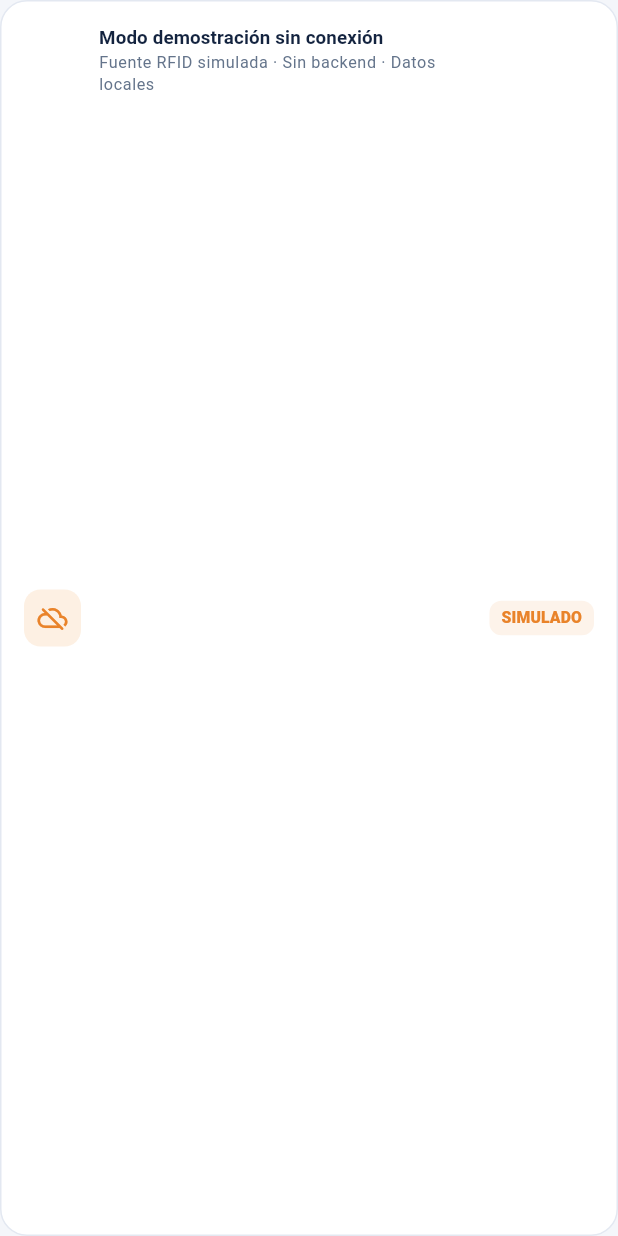
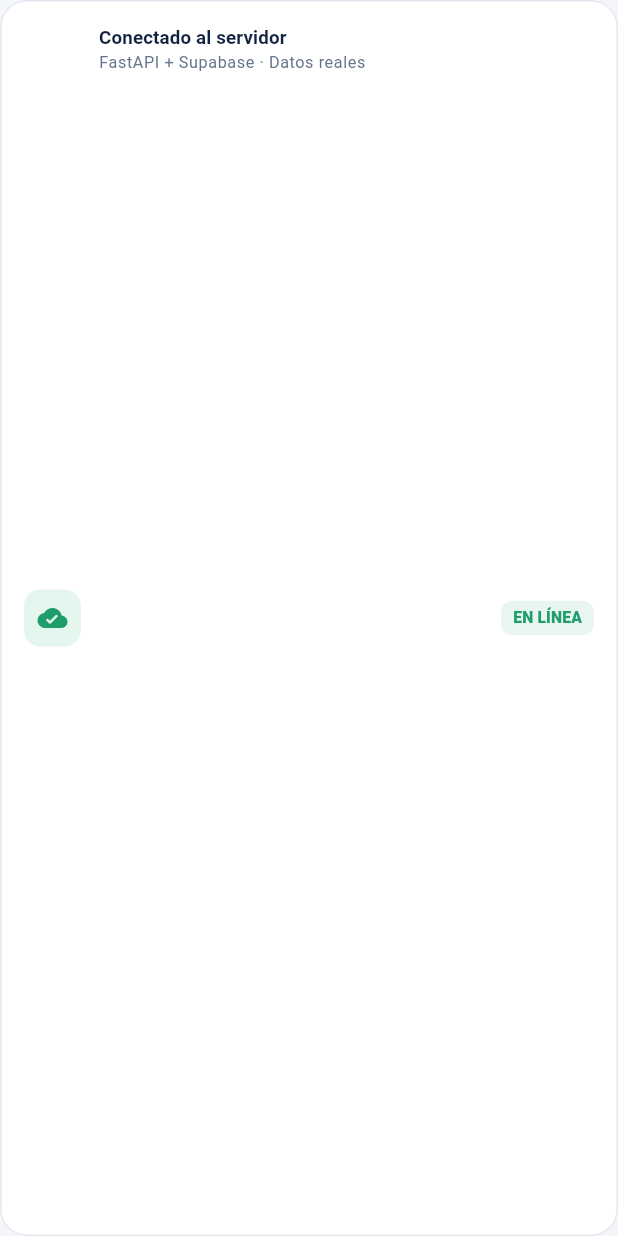
Before and after one commit to guebebraga/AssetTrack, a Flutter app: the _ModeIndicator widget shown alone on an empty page, opened directly, on a phone screen of 412 x 824 dp. Run offline on Flutter 3.47's test engine with Material 3 defaults, Android fonts, the phone set to English and light mode, and no system bars; our stand-ins replace flutter_riverpod, flutter_secure_storage; accounts and stored records are empty; network calls fail.

Commit message:
fix: enable Supabase JWKS auth and replace stale demo UI

```diff
--- a/front/lib/application/app_controller.dart
+++ b/front/lib/application/app_controller.dart
@@ -108,7 +108,8 @@ class AppController extends AsyncNotifier<AppState> {
       await repository.save(loaded);
       return loaded;
     } on ApiException catch (error) {
-      if (cached != null) {
+      final authError = error.statusCode == 401 || error.statusCode == 403;
+      if (!authError && cached != null) {
         _alerts.rebuild(cached);
         return cached;
       }
--- a/front/lib/features/alerts/alerts_screen.dart
+++ b/front/lib/features/alerts/alerts_screen.dart
@@ -177,9 +177,8 @@ class _AlertsScreenState extends ConsumerState<AlertsScreen> {
                       const SizedBox(width: 9),
                       Expanded(
                         child: Text(
-                          'Todas las alertas de esta demostración son '
-                          'simuladas y se calculan a partir de los datos '
-                          'locales. Los umbrales se configuran en Ajustes.',
+                          'Las alertas se calculan a partir de los datos '
+                          'del servidor. Los umbrales se configuran en Ajustes.',
                           style: Theme.of(context).textTheme.bodySmall
                               ?.copyWith(fontSize: 11, color: AppColors.navy),
                         ),
--- a/front/lib/features/dashboard/dashboard_screen.dart
+++ b/front/lib/features/dashboard/dashboard_screen.dart
@@ -519,7 +519,7 @@ class _QuickActions extends StatelessWidget {
   Widget build(BuildContext context) {
     return SectionCard(
       title: 'Accesos rápidos',
-      subtitle: 'Operaciones frecuentes de la demostración',
+      subtitle: 'Operaciones frecuentes',
       child: Column(
         children: [
           Row(
@@ -667,12 +667,12 @@ class _ModeIndicator extends StatelessWidget {
             width: 38,
             height: 38,
             decoration: BoxDecoration(
-              color: AppColors.warningSoft,
+              color: AppColors.successSoft,
               borderRadius: BorderRadius.circular(11),
             ),
             child: const Icon(
-              Icons.cloud_off_rounded,
-              color: AppColors.warning,
+              Icons.cloud_done_rounded,
+              color: AppColors.success,
               size: 20,
             ),
           ),
@@ -682,12 +682,12 @@ class _ModeIndicator extends StatelessWidget {
               crossAxisAlignment: CrossAxisAlignment.start,
               children: [
                 Text(
-                  'Modo demostración sin conexión',
+                  'Conectado al servidor',
                   style: Theme.of(context).textTheme.titleSmall
                       ?.copyWith(fontSize: 12.5),
                 ),
                 Text(
-                  'Fuente RFID simulada · Sin backend · Datos locales',
+                  'FastAPI + Supabase · Datos reales',
                   style: Theme.of(context).textTheme.bodySmall
                       ?.copyWith(fontSize: 10.8),
                 ),
@@ -695,8 +695,8 @@ class _ModeIndicator extends StatelessWidget {
             ),
           ),
           const StatusPill(
-            label: 'SIMULADO',
-            color: AppColors.warning,
+            label: 'EN LÍNEA',
+            color: AppColors.success,
             compact: true,
           ),
         ],
--- a/front/lib/features/rfid/rfid_simulator_screen.dart
+++ b/front/lib/features/rfid/rfid_simulator_screen.dart
@@ -395,7 +395,7 @@ class _RfidSimulatorScreenState extends ConsumerState<RfidSimulatorScreen> {
                 OutlinedButton.icon(
                   onPressed: _busy ? null : _resetDemo,
                   icon: const Icon(Icons.restart_alt_rounded),
-                  label: const Text('Restablecer datos de demostración'),
+                  label: const Text('Limpiar caché y recargar'),
                 ),
               ],
             ),
@@ -728,11 +728,11 @@ class _RfidSimulatorScreenState extends ConsumerState<RfidSimulatorScreen> {
   Future<void> _resetDemo() async {
     final confirmed = await confirmAction(
       context,
-      title: 'Restablecer demostración',
+      title: 'Limpiar caché y recargar',
       message:
-          'Se eliminarán todos los cambios locales y se restaurará el '
-          'conjunto inicial de 50 activos. Esta acción no se puede deshacer.',
-      confirmLabel: 'Restablecer',
+          'Se borrará la copia local y se recargarán los datos desde el '
+          'servidor. Esta acción no se puede deshacer.',
+      confirmLabel: 'Limpiar y recargar',
       destructive: true,
     );
     if (!confirmed || !mounted) return;
@@ -805,7 +805,7 @@ class _SourceCard extends StatelessWidget {
             compact: true,
           ),
           IconButton(
-            tooltip: 'Restablecer demostración',
+            tooltip: 'Limpiar caché y recargar',
             onPressed: () => onReset(),
             icon: const Icon(
               Icons.restart_alt_rounded,
--- a/front/lib/features/settings/about_screen.dart
+++ b/front/lib/features/settings/about_screen.dart
@@ -86,9 +86,8 @@ class AboutScreen extends StatelessWidget {
                         icon: Icons.inventory_2_rounded,
                         title: 'Inventario y búsqueda',
                         description:
-                            '50 balones de oxígeno de demostración con código, '
-                            'EPC, categoría, estado, ubicación y situación '
-                            'administrativa separadas.',
+                            'Activos con código, EPC, categoría, estado, '
+                            'ubicación y situación administrativa separadas.',
                       ),
                       _FeatureRow(
                         icon: Icons.settings_input_antenna_rounded,
--- a/front/lib/features/settings/settings_screen.dart
+++ b/front/lib/features/settings/settings_screen.dart
@@ -246,10 +246,10 @@ class _SettingsScreenState extends ConsumerState<SettingsScreen> {
                   ),
                   const SizedBox(height: 14),
                   SectionCard(
-                    title: 'Datos de demostración',
+                    title: 'Caché local',
                     subtitle:
-                        'Restablece el conjunto inicial de 50 balones y sus '
-                        'movimientos',
+                        'Borra la copia local del dispositivo y vuelve a cargar '
+                        'los datos desde el servidor.',
                     child: OutlinedButton.icon(
                       onPressed: _saving ? null : _resetDemo,
                       style: OutlinedButton.styleFrom(
@@ -257,7 +257,7 @@ class _SettingsScreenState extends ConsumerState<SettingsScreen> {
                         side: const BorderSide(color: AppColors.dangerSoft),
                       ),
                       icon: const Icon(Icons.restart_alt_rounded),
-                      label: const Text('Restablecer demostración'),
+                      label: const Text('Limpiar caché y recargar'),
                     ),
                   ),
                   const SizedBox(height: 14),
@@ -277,13 +277,13 @@ class _SettingsScreenState extends ConsumerState<SettingsScreen> {
                         ),
                         InfoRow(
                           label: 'Persistencia',
-                          value: 'Local, sin backend',
+                          value: 'Servidor + caché local',
                           icon: Icons.storage_rounded,
                         ),
                         InfoRow(
                           label: 'Modo',
-                          value: 'Demostración con datos simulados',
-                          icon: Icons.science_outlined,
+                          value: 'Datos reales del servidor',
+                          icon: Icons.cloud_done_outlined,
                         ),
                       ],
                     ),
@@ -345,12 +345,12 @@ class _SettingsScreenState extends ConsumerState<SettingsScreen> {
   Future<void> _resetDemo() async {
     final confirmed = await confirmAction(
       context,
-      title: 'Restablecer demostración',
+      title: 'Limpiar caché y recargar',
       message:
-          'Se perderán todos los cambios locales, incluidos activos, '
-          'movimientos, préstamos y operaciones. Se restaurará el conjunto '
-          'inicial de demostración. Esta acción no se puede deshacer.',
-      confirmLabel: 'Restablecer todo',
+          'Se borrará la copia local de activos, movimientos, préstamos y '
+          'operaciones. Los datos se volverán a descargar del servidor. '
+          'Esta acción no se puede deshacer.',
+      confirmLabel: 'Limpiar y recargar',
       destructive: true,
     );
     if (!confirmed || !mounted) return;
```
Also changed, not shown: 1 other file.
